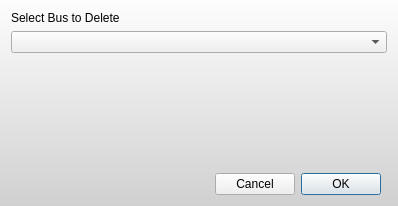
Before: the Qt Designer form Graffik/gui/core/Dialogs/deletebusdialog.ui in DynamicPerception/Graffik_Legacy, drawn with Qt 5.
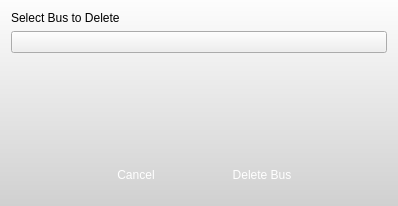
After: the same form once the commit is applied. Icons and pictures are not drawn.

Patch:
```diff
--- a/Graffik/gui/core/Dialogs/deletebusdialog.ui
+++ b/Graffik/gui/core/Dialogs/deletebusdialog.ui
@@ -14,7 +14,30 @@
    <string>Delete Bus</string>
   </property>
   <property name="styleSheet">
-   <string notr="true">#DeleteBusDialog {
+   <string notr="true">QPushButton {
+border: 0px transparent;
+max-width:120px;
+max-height: 40px;
+min-width:120px;
+min-height: 40px;
+color: rgb(255,255,255);
+font: 12px &quot;Lucida Sans&quot;;
+}
+
+#okButton {
+border-image: url(:/core/small-blue-but-normal.png);
+}
+
+#cancelButton {
+border-image: url(:/core/small-gray-but-normal.png);
+}
+
+QComboBox:drop-down {
+border-image: url(:/core/drop-down-sm-blue.png);
+border: 0px transparent;
+}
+
+#DeleteBusDialog {
 background-color: qlineargradient(spread:pad, x1:0, y1:0, x2:0, y2:1, stop:0 rgba(253, 253, 253, 255), stop:1 rgba(208, 208, 208, 255));
 }</string>
   </property>
@@ -42,23 +65,10 @@
      </property>
     </spacer>
    </item>
-   <item row="3" column="0">
-    <spacer name="horizontalSpacer">
-     <property name="orientation">
-      <enum>Qt::Horizontal</enum>
-     </property>
-     <property name="sizeHint" stdset="0">
-      <size>
-       <width>205</width>
-       <height>20</height>
-      </size>
-     </property>
-    </spacer>
-   </item>
    <item row="3" column="2">
     <widget class="QPushButton" name="okButton">
      <property name="text">
-      <string>OK</string>
+      <string>Delete Bus</string>
      </property>
     </widget>
    </item>
```
